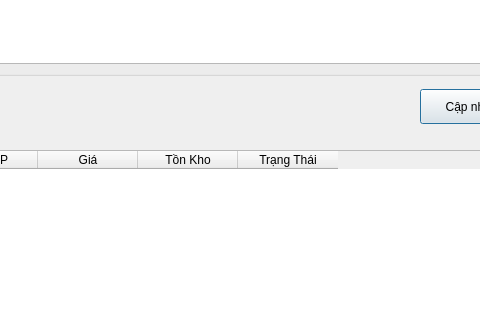
Old version of the form ui/category_detail.ui in the repository thinh-doan/sales-and-warehouse-management-system; both pictures show x 174 to 654 and y 152 to 472 of the 811 by 665 pixel window.
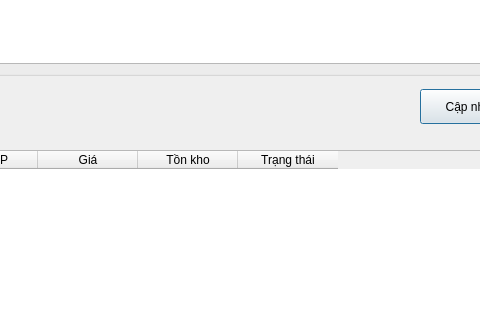
New version of the form. Icons and pictures are not drawn.

```diff
--- a/ui/category_detail.ui
+++ b/ui/category_detail.ui
@@ -164,12 +164,12 @@
        </column>
        <column>
         <property name="text">
-         <string>Tồn Kho</string>
+         <string>Tồn kho</string>
         </property>
        </column>
        <column>
         <property name="text">
-         <string>Trạng Thái</string>
+         <string>Trạng thái</string>
         </property>
        </column>
       </widget>
```
Left out of the diff: 2 changed lines with no effect on the pictures.
